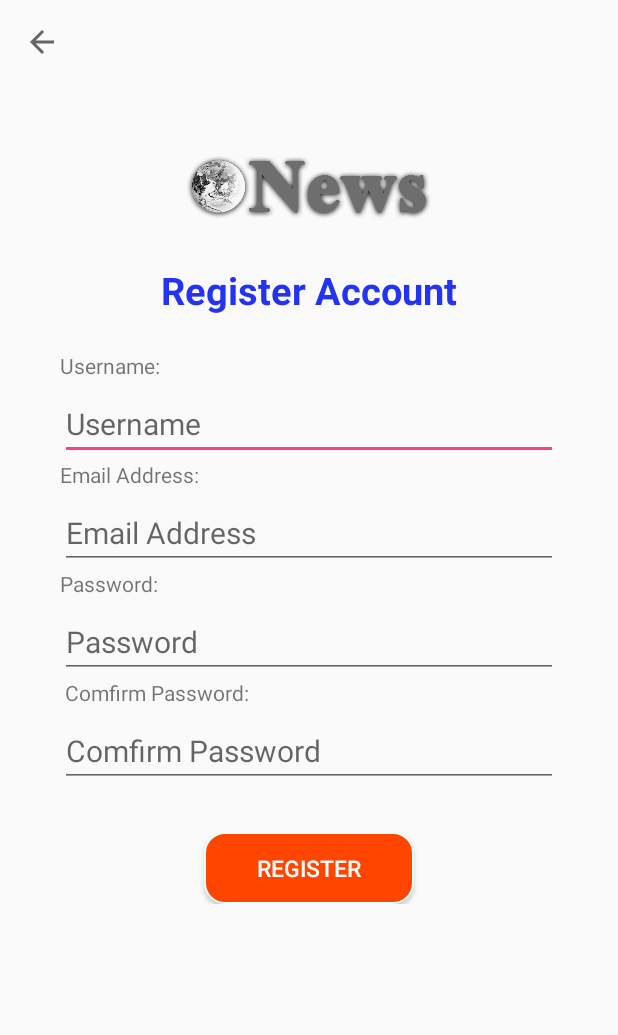
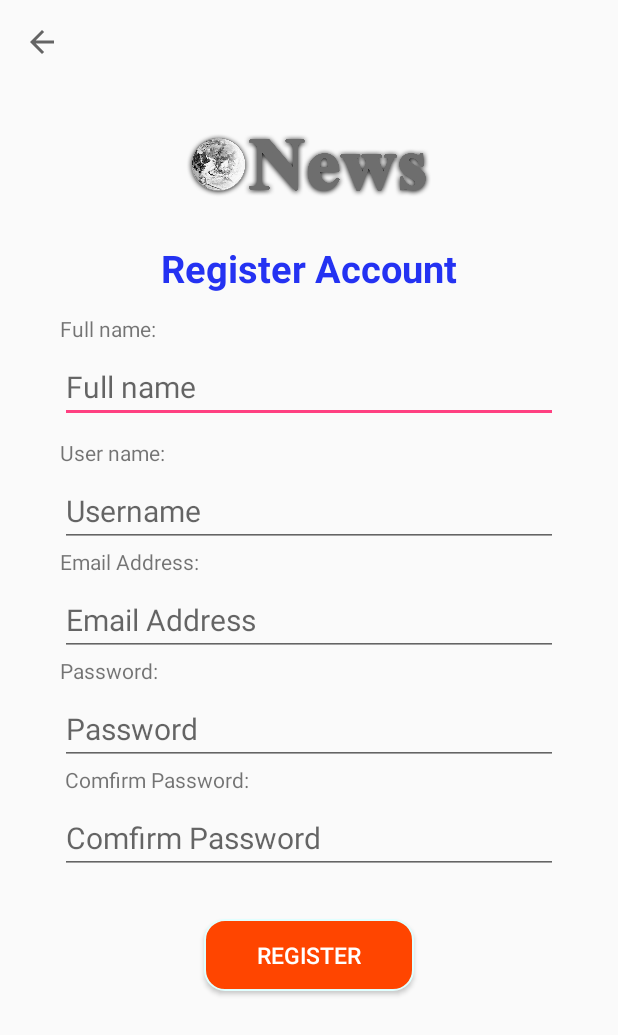
Before and after one commit to hienhopham/Onews-NMCNPM, an Android app: the RegisterActivity screen opened directly, with no data from a screen before it, on a phone screen of 412 x 824 dp. Shown: the top 1035 px of the screen. Run offline under Robolectric (Android 15) with nearby library versions, the phone set to English and light mode, and no system bars.

```diff
--- a/Onews-mobile-android/Onews/app/build.gradle
+++ b/Onews-mobile-android/Onews/app/build.gradle
@@ -6,7 +6,7 @@ android {
     defaultConfig {
         applicationId "com.example.dongson.onews"
         minSdkVersion 15
-        targetSdkVersion 25
+        targetSdkVersion 27
         versionCode 1
         versionName "1.0"
         testInstrumentationRunner "android.support.test.runner.AndroidJUnitRunner"
--- a/Onews-mobile-android/Onews/app/src/main/java/com/example/dongson/onews/Common/Constant.java
+++ b/Onews-mobile-android/Onews/app/src/main/java/com/example/dongson/onews/Common/Constant.java
@@ -5,7 +5,7 @@ package com.example.dongson.onews.Common;
  */
 
 public class Constant {
-    public static final String URL_BASE = "";
+    public static final String URL_BASE = "http://192.168.0.112:8585/user/";
     public static final String URL_LOGIN = "";
     public static final String URL_REGISTER = "";
     public static final String URL_EDIT = "";
--- a/Onews-mobile-android/Onews/app/src/main/java/com/example/dongson/onews/Service/BaseRetrofit.java
+++ b/Onews-mobile-android/Onews/app/src/main/java/com/example/dongson/onews/Service/BaseRetrofit.java
@@ -10,9 +10,9 @@ import retrofit2.converter.gson.GsonConverterFactory;
  */
 
 public abstract class BaseRetrofit {
-    private Retrofit retrofit;
+    private static Retrofit retrofit = null;
 
-    protected Retrofit getRetrofit() {
+    public static Retrofit getRetrofit() {
         if (retrofit == null)
             return new Retrofit.Builder()
                     .baseUrl(Constant.URL_BASE)
--- a/Onews-mobile-android/Onews/app/src/main/res/layout/activity_login.xml
+++ b/Onews-mobile-android/Onews/app/src/main/res/layout/activity_login.xml
@@ -136,7 +136,6 @@
                     android:layout_marginRight="60dp"
                     android:layout_marginBottom="3dp"
                     android:background="@android:color/holo_blue_dark"
-                    android:onClick="onFacebookLogInClicked"
                     android:gravity="center"
                     android:text="Login with Facebook"
                     android:textColor="@color/white"
--- a/Onews-mobile-android/Onews/app/src/main/res/layout/activity_register.xml
+++ b/Onews-mobile-android/Onews/app/src/main/res/layout/activity_register.xml
@@ -31,7 +31,7 @@
                 android:layout_gravity="center_horizontal"
                 android:layout_marginLeft="70dp"
                 android:layout_marginRight="70dp"
-                android:layout_marginTop="20dp"
+                android:layout_marginTop="5dp"
                 android:src="@drawable/onew" />
 
             <TextView
@@ -48,11 +48,31 @@
                 android:layout_width="wrap_content"
                 android:layout_height="wrap_content"
                 android:layout_marginLeft="40dp"
-                android:layout_marginTop="20dp"
-                android:text="Username:" />
+                android:layout_marginTop="10dp"
+                android:text="Full name:" />
 
             <EditText
-                android:id="@+id/ed_username_register"
+                android:id="@+id/ed_full_name_register"
+                android:layout_width="match_parent"
+                android:layout_height="wrap_content"
+                android:layout_gravity="center_horizontal"
+                android:layout_marginLeft="40dp"
+                android:layout_marginRight="40dp"
+                android:layout_marginTop="5dp"
+                android:hint="Full name"
+                android:inputType="text"
+                android:textColor="@android:color/black"
+                android:textSize="20dp" />
+
+            <TextView
+                android:layout_width="wrap_content"
+                android:layout_height="wrap_content"
+                android:layout_marginLeft="40dp"
+                android:layout_marginTop="10dp"
+                android:text="User name:" />
+
+            <EditText
+                android:id="@+id/ed_user_name_register"
                 android:layout_width="match_parent"
                 android:layout_height="wrap_content"
                 android:layout_gravity="center_horizontal"
@@ -131,7 +151,8 @@
                 android:background="@drawable/selector_1"
                 android:text="Register"
                 android:textColor="@android:color/white"
-                android:textSize="15dp" />
+                android:textSize="15dp"
+                android:layout_marginBottom="20dp"/>
 
         </LinearLayout>
     </ScrollView>
--- a/Onews-mobile-android/Onews/app/src/main/res/values/strings.xml
+++ b/Onews-mobile-android/Onews/app/src/main/res/values/strings.xml
@@ -12,7 +12,7 @@
     <string name="author">Đưa tin: Đồng Sơn</string>
     <string name="facebook_app_id">127269911284332</string>
     <string name="fb_login_protocol_scheme">fb127269911284332</string>
-    <string name="login_facebook">facebook</string>
-    <string name="login_google">google</string>
+    <string name="login_facebook">f</string>
+    <string name="login_google">g</string>
     <string name="login_register">default</string>
 </resources>
```
Also changed, not shown: Onews-mobile-android/Onews/app/src/main/java/com/example/dongson/onews/Common/FunctionCommon.java (+20 -0 lines), Onews-mobile-android/Onews/app/src/main/java/com/example/dongson/onews/Models/User.java (+64 -46 lines), Onews-mobile-android/Onews/app/src/main/java/com/example/dongson/onews/Service/RetrofitService.java (+5 -11 lines), Onews-mobile-android/Onews/app/src/main/java/com/example/dongson/onews/view/LoginActivity.java (+124 -80 lines).
